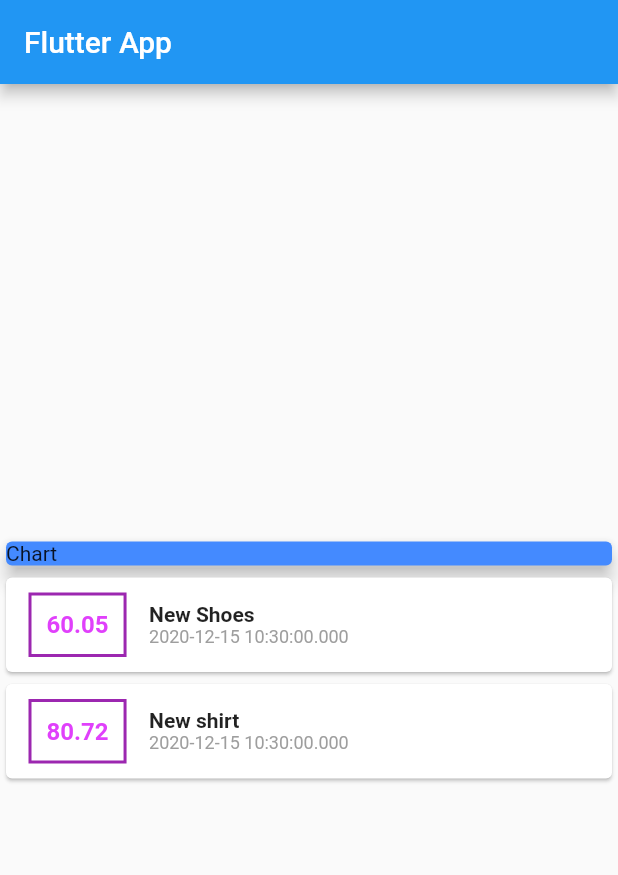
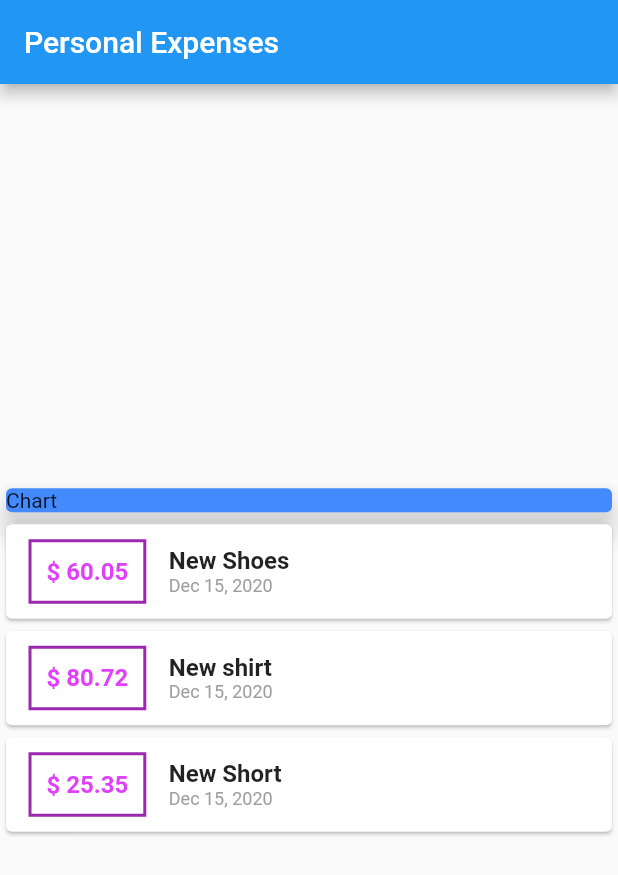
Before and after one commit to Ahmed-ElsayedIsmail/Flutter_personal_expenses_app, a Flutter app: the screen it shows after launch, on a phone screen of 412 x 824 dp. Shown: the top 875 px of the screen. Run offline on Flutter 3.47's test engine with Material 2 defaults, Android fonts, the phone set to English and light mode, and no system bars.

Commit message:
Date format

```diff
--- a/lib/main.dart
+++ b/lib/main.dart
@@ -1,4 +1,5 @@
 import 'package:flutter/material.dart';
+import 'package:intl/intl.dart';
 import './transaction.dart';
 
 void main() {
@@ -18,16 +19,30 @@ class MyApp extends StatelessWidget {
 class MyHomePage extends StatelessWidget {
   final List<Transaction> transactions = [
     Transaction(
-        id: 't1', title: 'New Shoes', amount: 60.05, date: DateTime.now()),
+      id: 't1',
+      title: 'New Shoes',
+      amount: 60.05,
+      date: DateTime.now(),
+    ),
     Transaction(
-        id: 't1', title: 'New shirt', amount: 80.72, date: DateTime.now()),
+      id: 't2',
+      title: 'New shirt',
+      amount: 80.72,
+      date: DateTime.now(),
+    ),
+    Transaction(
+      id: 't3',
+      title: 'New Short',
+      amount: 25.35,
+      date: DateTime.now(),
+    ),
   ];
 
   @override
   Widget build(BuildContext context) {
     return Scaffold(
       appBar: AppBar(
-        title: Text('Flutter App'),
+        title: Text('Personal Expenses'),
       ),
       body: Column(
         mainAxisAlignment: MainAxisAlignment.center,
@@ -37,7 +52,7 @@ class MyHomePage extends StatelessWidget {
             width: 500,
             child: Card(
               color: Colors.blueAccent,
-              elevation: 5,
+              elevation: 7,
               child: Text('Chart'),
             ),
           ),
@@ -60,7 +75,7 @@ class MyHomePage extends StatelessWidget {
                       ),
                       padding: EdgeInsets.all(10),
                       child: Text(
-                        tx.amount.toString(),
+                        '\$ ${tx.amount}',
                         style: TextStyle(
                           fontWeight: FontWeight.bold,
                           fontSize: 16,
@@ -75,18 +90,18 @@ class MyHomePage extends StatelessWidget {
                           tx.title,
                           style: TextStyle(
                             fontWeight: FontWeight.bold,
-                            fontSize: 14,
+                            fontSize: 16,
                           ),
                         ),
                         Text(
-                          tx.date.toString(),
+                          DateFormat.yMMMd().format(tx.date),
                           style: TextStyle(
                             color: Colors.grey,
                             fontSize: 12,
                           ),
                         ),
                       ],
-                    )
+                    ),
                   ],
                 ),
               );
```
Also changed, not shown: pubspec.yaml (+2 -10 lines), pubspec.lock.
